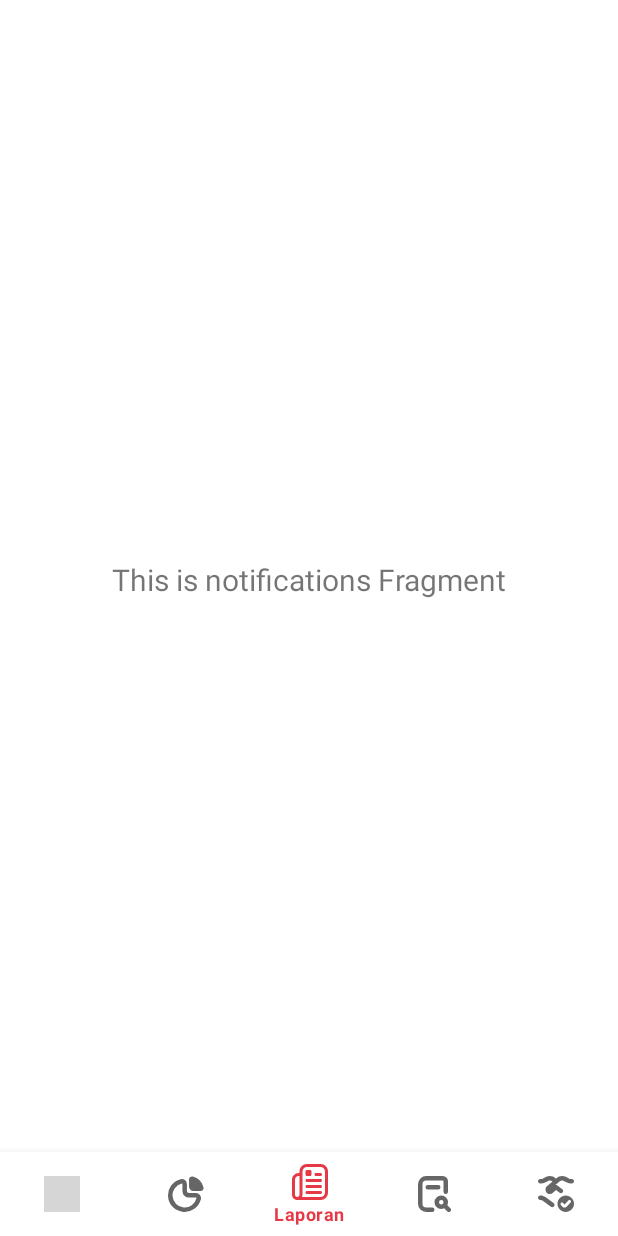
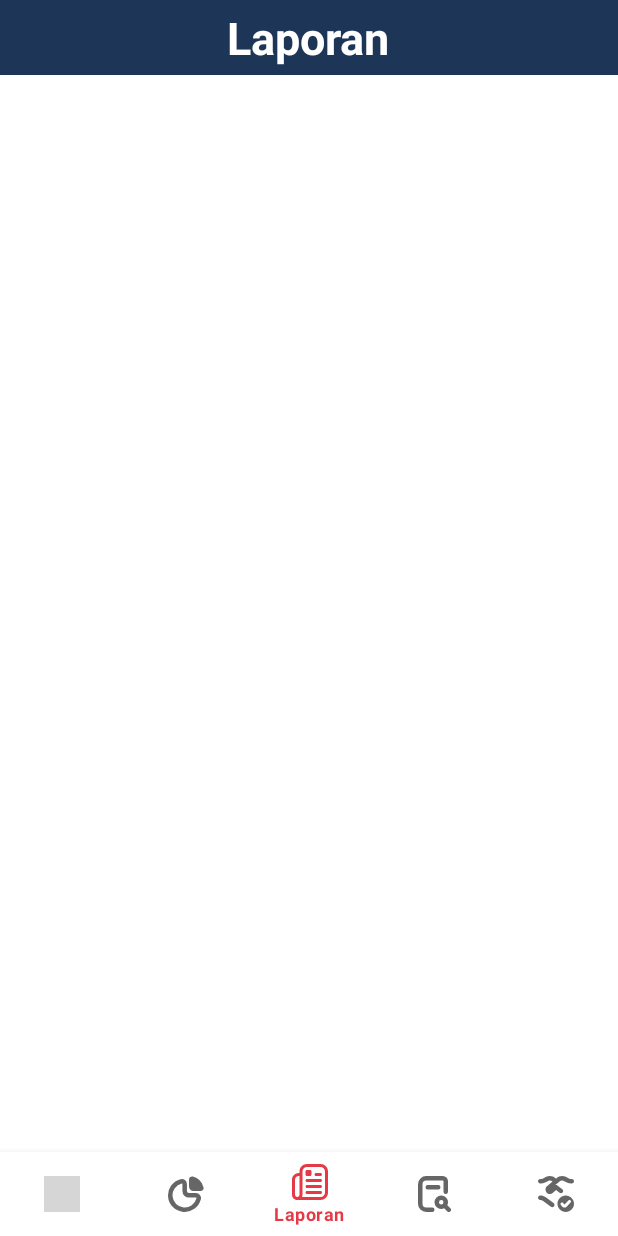
Before and after one commit to Orlandd/DashboardKeuangan, an Android app: the NotificationsFragment screen opened through its navigation route, on a phone screen of 412 x 824 dp. Run offline under Robolectric (Android 15) with nearby library versions, the phone set to English and light mode, and no system bars; our stand-ins replace navigation-ui; grey boxes are pictures that could not be loaded.

Commit message:
Update: Layout

```diff
--- a/app/src/main/java/com/example/dashboardkeuangan/ui/home/HomeFragment.kt
+++ b/app/src/main/java/com/example/dashboardkeuangan/ui/home/HomeFragment.kt
@@ -28,10 +28,10 @@
         _binding = FragmentHomeBinding.inflate(inflater, container, false)
         val root: View = binding.root
 
-        val textView: TextView = binding.textHome
-        homeViewModel.text.observe(viewLifecycleOwner) {
-            textView.text = it
-        }
+//        val textView: TextView = binding.textHome
+//        homeViewModel.text.observe(viewLifecycleOwner) {
+//            textView.text = it
+//        }
         return root
     }
 
--- a/app/src/main/java/com/example/dashboardkeuangan/ui/notifications/NotificationsFragment.kt
+++ b/app/src/main/java/com/example/dashboardkeuangan/ui/notifications/NotificationsFragment.kt
@@ -28,10 +28,10 @@
         _binding = FragmentNotificationsBinding.inflate(inflater, container, false)
         val root: View = binding.root
 
-        val textView: TextView = binding.textNotifications
-        notificationsViewModel.text.observe(viewLifecycleOwner) {
-            textView.text = it
-        }
+//        val textView: TextView = binding.textNotifications
+//        notificationsViewModel.text.observe(viewLifecycleOwner) {
+//            textView.text = it
+//        }
         return root
     }
 
--- a/app/src/main/res/layout/fragment_notifications.xml
+++ b/app/src/main/res/layout/fragment_notifications.xml
@@ -1,22 +1,32 @@
 <?xml version="1.0" encoding="utf-8"?>
-<androidx.constraintlayout.widget.ConstraintLayout xmlns:android="http://schemas.android.com/apk/res/android"
+<RelativeLayout xmlns:android="http://schemas.android.com/apk/res/android"
+    xmlns:tools="http://schemas.android.com/tools"
     xmlns:app="http://schemas.android.com/apk/res-auto"
-    xmlns:tools="http://schemas.android.com/tools"
     android:layout_width="match_parent"
-    android:layout_height="match_parent"
-    tools:context=".ui.notifications.NotificationsFragment">
+    android:layout_height="wrap_content"
+    tools:context=".MainActivity"
+    >
 
-    <TextView
-        android:id="@+id/text_notifications"
+    <LinearLayout
+        android:id="@+id/header_title"
         android:layout_width="match_parent"
-        android:layout_height="wrap_content"
-        android:layout_marginStart="8dp"
-        android:layout_marginTop="8dp"
-        android:layout_marginEnd="8dp"
-        android:textAlignment="center"
-        android:textSize="20sp"
-        app:layout_constraintBottom_toBottomOf="parent"
-        app:layout_constraintEnd_toEndOf="parent"
-        app:layout_constraintStart_toStartOf="parent"
-        app:layout_constraintTop_toTopOf="parent" />
-</androidx.constraintlayout.widget.ConstraintLayout>
+        android:layout_height="50dp"
+        android:orientation="vertical"
+        android:gravity="center"
+        android:background="@color/color5"
+        >
+
+        <TextView
+            android:layout_width="wrap_content"
+            android:layout_height="wrap_content"
+            android:text="Laporan"
+            android:textSize="30sp"
+            android:textStyle="bold"
+            android:textColor="@color/white"
+            />
+
+    </LinearLayout>
+
+
+
+</RelativeLayout>
--- a/app/src/main/res/menu/bottom_nav_menu.xml
+++ b/app/src/main/res/menu/bottom_nav_menu.xml
@@ -4,7 +4,7 @@
     <item
         android:id="@+id/navigation_home"
         android:icon="@drawable/house_blank"
-        android:title="@string/title_dashboard" />
+        android:title="Home" />
 
     <item
         android:id="@+id/navigation_dashboard"
```
Also changed, not shown: app/src/main/res/layout/fragment_home.xml (+27 -17 lines), app/src/main/res/layout/fragment_kerjasama.xml (+26 -8 lines), app/src/main/res/layout/fragment_penelitian.xml (+26 -8 lines).
